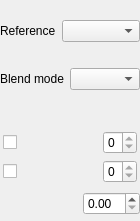
Above: app/ui/bucketoptionswidget.ui from pencil2d/pencil before the change. Below: the same form after it.
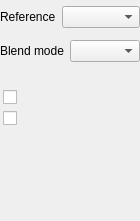
That is the form after the change. Custom widgets are drawn as their Qt base class.

Commit message: BucketOptionsWidget: replace slider/spinbox

The edit to the form file:
```diff
--- a/app/ui/bucketoptionswidget.ui
+++ b/app/ui/bucketoptionswidget.ui
@@ -94,7 +94,7 @@
     </layout>
    </item>
    <item>
-    <layout class="QGridLayout" name="gridLayout" rowstretch="0,0" columnstretch="0,1,0">
+    <layout class="QGridLayout" name="gridLayout" rowstretch="0,0" columnstretch="0,0">
      <property name="sizeConstraint">
       <enum>QLayout::SetDefaultConstraint</enum>
      </property>
@@ -113,6 +113,13 @@
      <property name="verticalSpacing">
       <number>6</number>
      </property>
+     <item row="0" column="0">
+      <widget class="QCheckBox" name="colorToleranceCheckbox">
+       <property name="text">
+        <string/>
+       </property>
+      </widget>
+     </item>
      <item row="0" column="1">
       <widget class="SpinSlider" name="colorToleranceSlider" native="true">
        <property name="sizePolicy">
@@ -130,20 +137,6 @@
        </property>
       </widget>
      </item>
-     <item row="1" column="2">
-      <widget class="QSpinBox" name="expandSpinBox">
-       <property name="maximum">
-        <number>0</number>
-       </property>
-      </widget>
-     </item>
-     <item row="0" column="2">
-      <widget class="QSpinBox" name="colorToleranceSpinbox">
-       <property name="maximum">
-        <number>0</number>
-       </property>
-      </widget>
-     </item>
      <item row="1" column="1">
       <widget class="SpinSlider" name="expandSlider" native="true">
        <property name="sizePolicy">
@@ -154,17 +147,10 @@
        </property>
       </widget>
      </item>
-     <item row="0" column="0">
-      <widget class="QCheckBox" name="colorToleranceCheckbox">
-       <property name="text">
-        <string/>
-       </property>
-      </widget>
-     </item>
     </layout>
    </item>
    <item>
-    <layout class="QHBoxLayout" name="horizontalLayout" stretch="1,0">
+    <layout class="QHBoxLayout" name="horizontalLayout" stretch="1">
      <item>
       <widget class="SpinSlider" name="strokeThicknessSlider" native="true">
        <property name="sizePolicy">
@@ -175,9 +161,6 @@
        </property>
       </widget>
      </item>
-     <item>
-      <widget class="QDoubleSpinBox" name="strokeThicknessSpinBox"/>
-     </item>
     </layout>
    </item>
   </layout>
```
Left out of the diff: 12 changed lines with no effect on the pictures. The commit also changes 5 other files.
